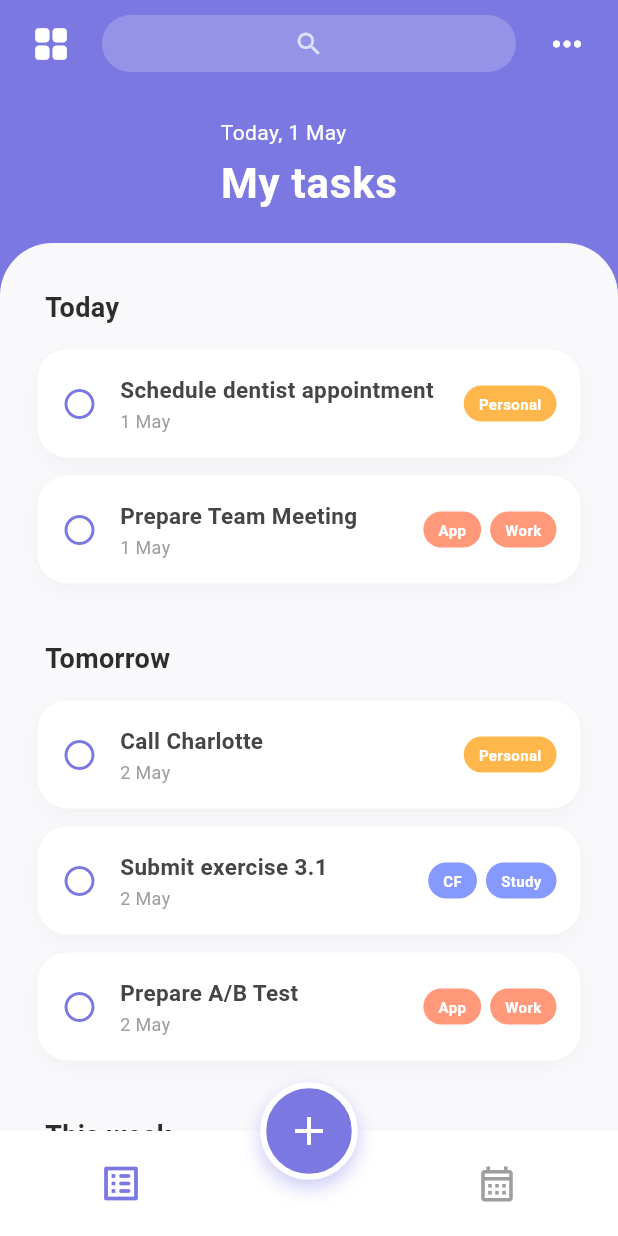
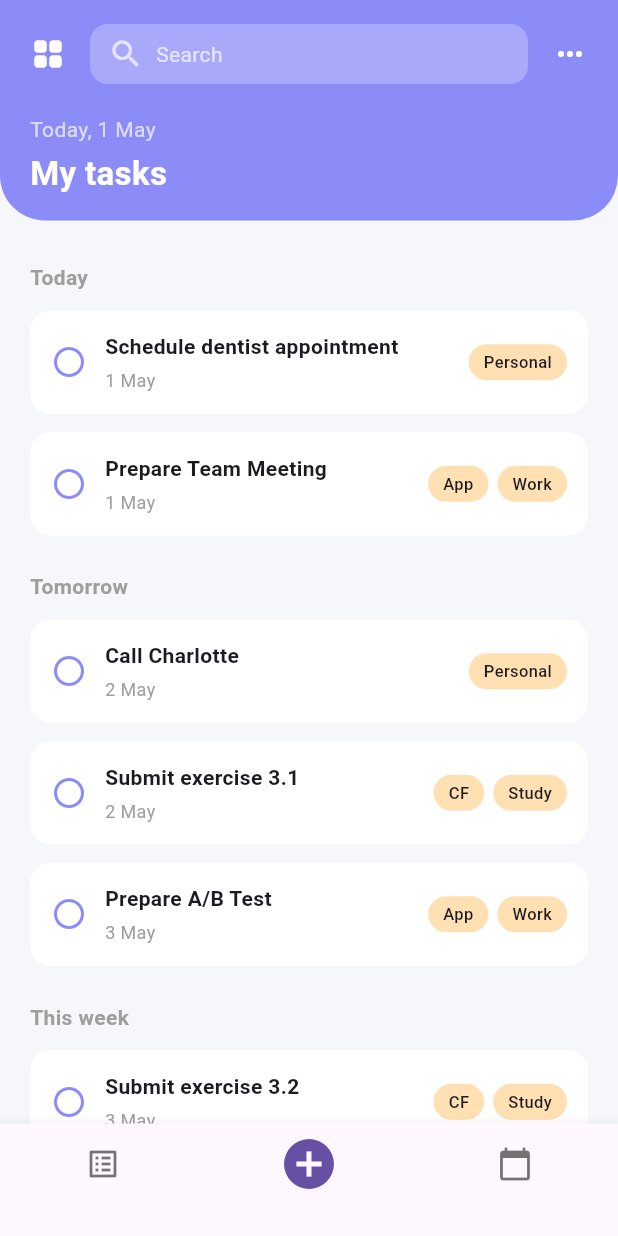
Before and after one commit to vickywagz/reminder-app, a Flutter app: the Dashboard screen opened by its route, on a phone screen of 412 x 824 dp. Run offline on Flutter 3.47's test engine with Material 3 defaults, Android fonts, the phone set to English and light mode, and no system bars; our stand-ins replace go_router.

Commit message:
working on dashboard

```diff
--- a/lib/dashboard.dart
+++ b/lib/dashboard.dart
@@ -6,274 +6,154 @@ class Dashboard extends StatelessWidget {
   @override
   Widget build(BuildContext context) {
     return Scaffold(
-      backgroundColor: const Color(0xFF7B78E1),
+      backgroundColor: const Color(0xFFF6F7FB),
       body: SafeArea(
-        bottom: false,
         child: Column(
           children: [
-            _buildTopBar(),
-            const SizedBox(height: 20),
-            _buildHeaderTitle(),
-            const SizedBox(height: 20),
-            Expanded(child: _buildTaskContainer()),
+            // Top Header
+            Container(
+              padding: const EdgeInsets.symmetric(horizontal: 20, vertical: 16),
+              decoration: const BoxDecoration(
+                color: Color(0xFF8B8CF8),
+                borderRadius: BorderRadius.only(
+                  bottomLeft: Radius.circular(30),
+                  bottomRight: Radius.circular(30),
+                ),
+              ),
+              child: Column(
+                children: [
+                  Row(
+                    mainAxisAlignment: MainAxisAlignment.spaceBetween,
+                    children: [
+                      const Icon(Icons.grid_view_rounded, color: Colors.white),
+                      Expanded(
+                        child: Container(
+                          margin: const EdgeInsets.symmetric(horizontal: 16),
+                          padding: const EdgeInsets.symmetric(horizontal: 12),
+                          height: 40,
+                          decoration: BoxDecoration(
+                            color: Colors.white.withOpacity(0.25),
+                            borderRadius: BorderRadius.circular(12),
+                          ),
+                          child: const Row(
+                            children: [
+                              Icon(Icons.search, color: Colors.white70),
+                              SizedBox(width: 8),
+                              Text(
+                                "Search",
+                                style: TextStyle(color: Colors.white70),
+                              ),
                             ],
                           ),
                         ),
-      bottomNavigationBar: _buildBottomNav(),
-      floatingActionButton: _buildFab(),
-      floatingActionButtonLocation: FloatingActionButtonLocation.centerDocked,
-    );
-  }
-
-  // --- Top Navigation Row (Grid, Search, More) ---
-  Widget _buildTopBar() {
-    return Padding(
-      padding: const EdgeInsets.symmetric(horizontal: 20, vertical: 10),
-      child: Row(
-        mainAxisAlignment: MainAxisAlignment.spaceBetween,
+                      ),
+                      const Icon(Icons.more_horiz, color: Colors.white),
+                    ],
+                  ),
+                  const SizedBox(height: 20),
+                  const Align(
+                    alignment: Alignment.centerLeft,
+                    child: Column(
+                      crossAxisAlignment: CrossAxisAlignment.start,
                       children: [
-          const Icon(Icons.grid_view_rounded, color: Colors.white, size: 28),
-          Expanded(
-            child: Container(
-              height: 38,
-              margin: const EdgeInsets.symmetric(horizontal: 20),
-              decoration: BoxDecoration(
-                color: Colors.white.withOpacity(0.2),
-                borderRadius: BorderRadius.circular(20),
+                        Text(
+                          "Today, 1 May",
+                          style: TextStyle(color: Colors.white70),
                         ),
-              child: const Icon(Icons.search, color: Colors.white70, size: 20),
+                        SizedBox(height: 4),
+                        Text(
+                          "My tasks",
+                          style: TextStyle(
+                            color: Colors.white,
+                            fontSize: 22,
+                            fontWeight: FontWeight.bold,
                           ),
                         ),
-          const Icon(Icons.more_horiz, color: Colors.white, size: 28),
+                      ],
+                    ),
+                  ),
+                ],
+              ),
+            ),
+
+            const SizedBox(height: 16),
+
+            // Task List
+            Expanded(
+              child: ListView(
+                padding: const EdgeInsets.symmetric(horizontal: 20),
+                children: [
+                  _sectionTitle("Today"),
+                  _taskItem("Schedule dentist appointment", "1 May", [
+                    "Personal",
+                  ]),
+                  _taskItem("Prepare Team Meeting", "1 May", ["App", "Work"]),
+
+                  _sectionTitle("Tomorrow"),
+                  _taskItem("Call Charlotte", "2 May", ["Personal"]),
+                  _taskItem("Submit exercise 3.1", "2 May", ["CF", "Study"]),
+                  _taskItem("Prepare A/B Test", "3 May", ["App", "Work"]),
+
+                  _sectionTitle("This week"),
+                  _taskItem("Submit exercise 3.2", "3 May", ["CF", "Study"]),
+                ],
+              ),
+            ),
+          ],
+        ),
+      ),
+
+      // Bottom Navigation
+      bottomNavigationBar: BottomNavigationBar(
+        currentIndex: 1,
+        items: const [
+          BottomNavigationBarItem(icon: Icon(Icons.list_alt), label: ""),
+          BottomNavigationBarItem(
+            icon: Icon(Icons.add_circle, size: 40),
+            label: "",
+          ),
+          BottomNavigationBarItem(icon: Icon(Icons.calendar_today), label: ""),
         ],
       ),
     );
   }
 
-  // --- "My Tasks" Header Section ---
-  Widget _buildHeaderTitle() {
+  // Section Title
+  Widget _sectionTitle(String title) {
     return Padding(
-      padding: const EdgeInsets.symmetric(horizontal: 25),
-      child: Column(
-        crossAxisAlignment: CrossAxisAlignment.start,
-        children: [
-          Text(
-            "Today, 1 May",
-            style: TextStyle(
-              color: Colors.white,
-              fontSize: 14,
-            ),
-          ),
-          const SizedBox(height: 4),
-          const Text(
-            "My tasks",
-            style: TextStyle(
-              color: Colors.white,
-              fontSize: 28,
-              fontWeight: FontWeight.bold,
-              letterSpacing: 0.5,
-            ),
-          ),
-        ],
+      padding: const EdgeInsets.symmetric(vertical: 12),
+      child: Text(
+        title,
+        style: const TextStyle(fontWeight: FontWeight.w600, color: Colors.grey),
       ),
     );
   }
 
-  // --- White Rounded Container for Tasks ---
-  Widget _buildTaskContainer() {
+  // Task Item
+  Widget _taskItem(String title, String date, List<String> tags) {
     return Container(
-      width: double.infinity,
-      decoration: const BoxDecoration(
-        color: Color(0xFFF9F9FB), // Slightly off-white background
-        borderRadius: BorderRadius.only(
-          topLeft: Radius.circular(35),
-          topRight: Radius.circular(35),
-        ),
-      ),
-      child: SingleChildScrollView(
-        padding: const EdgeInsets.fromLTRB(25, 30, 25, 100),
-        child: Column(
-          crossAxisAlignment: CrossAxisAlignment.start,
-          children: [
-            _sectionLabel("Today"),
-            const _TaskCard(
-              title: "Schedule dentist appointment",
-              date: "1 May",
-              tags: ["Personal"],
-              tagColor: Colors.orange,
-            ),
-            const _TaskCard(
-              title: "Prepare Team Meeting",
-              date: "1 May",
-              tags: ["App", "Work"],
-              tagColor: Colors.deepOrangeAccent,
-            ),
-
-            const SizedBox(height: 25),
-            _sectionLabel("Tomorrow"),
-            const _TaskCard(
-              title: "Call Charlotte",
-              date: "2 May",
-              tags: ["Personal"],
-              tagColor: Colors.orange,
-            ),
-            const _TaskCard(
-              title: "Submit exercise 3.1",
-              date: "2 May",
-              tags: ["CF", "Study"],
-              tagColor: Colors.indigoAccent,
-            ),
-            const _TaskCard(
-              title: "Prepare A/B Test",
-              date: "2 May",
-              tags: ["App", "Work"],
-              tagColor: Colors.deepOrangeAccent,
-            ),
-
-            const SizedBox(height: 25),
-            _sectionLabel("This week"),
-            const _TaskCard(
-              title: "Submit exercise 3.2",
-              date: "4 May",
-              tags: ["CF", "Study"],
-              tagColor: Colors.indigoAccent,
-            ),
-            const _TaskCard(
-              title: "Water plants 🌿",
-              date: "Every two days",
-              tags: ["Habit"],
-              tagColor: Colors.green,
-              isDimmed: true,
-            ),
-          ],
-        ),
-      ),
-    );
-  }
-
-  Widget _sectionLabel(String text) {
-    return Padding(
-      padding: const EdgeInsets.only(bottom: 15, left: 5),
-      child: Text(
-        text,
-        style: const TextStyle(
-          fontSize: 18,
-          fontWeight: FontWeight.bold,
-          color: Color(0xFF2D2D2D),
-        ),
-      ),
-    );
-  }
-
-  Widget _buildFab() {
-    return Container(
-      height: 65,
-      width: 65,
-      decoration: BoxDecoration(
-        color: const Color(0xFF7B78E1),
-        shape: BoxShape.circle,
-        border: Border.all(color: Colors.white, width: 4),
-        boxShadow: [
-          BoxShadow(
-            color: const Color(0xFF7B78E1).withOpacity(0.4),
-            blurRadius: 10,
-            offset: const Offset(0, 5),
-          ),
-        ],
-      ),
-      child: const Icon(Icons.add, color: Colors.white, size: 32),
-    );
-  }
-
-  Widget _buildBottomNav() {
-    return BottomAppBar(
-      height: 70,
-      notchMargin: 10,
-      color: Colors.white,
-      child: Row(
-        mainAxisAlignment: MainAxisAlignment.spaceAround,
-        children: [
-          IconButton(
-            icon: const Icon(
-              Icons.list_alt_rounded,
-              color: Color(0xFF7B78E1),
-              size: 30,
-            ),
-            onPressed: () {},
-          ),
-          const SizedBox(width: 40), // Space for FAB
-          IconButton(
-            icon: const Icon(
-              Icons.calendar_month_outlined,
-              color: Colors.grey,
-              size: 28,
-            ),
-            onPressed: () {},
-          ),
-        ],
-      ),
-    );
-  }
-}
-
-// --- Reusable Task Card Widget ---
-class _TaskCard extends StatelessWidget {
-  final String title;
-  final String date;
-  final List<String> tags;
-  final Color tagColor;
-  final bool isDimmed;
-
-  const _TaskCard({
-    required this.title,
-    required this.date,
-    required this.tags,
-    required this.tagColor,
-    this.isDimmed = false,
-  });
-
-  @override
-  Widget build(BuildContext context) {
-    return Opacity(
-      opacity: isDimmed ? 0.4 : 1.0,
-      child: Container(
       margin: const EdgeInsets.only(bottom: 12),
-        padding: const EdgeInsets.all(16),
+      padding: const EdgeInsets.all(14),
       decoration: BoxDecoration(
         color: Colors.white,
-          borderRadius: BorderRadius.circular(20),
-          boxShadow: [
-            BoxShadow(
-              color: Colors.black.withOpacity(0.03),
-              blurRadius: 10,
-              offset: const Offset(0, 4),
-            ),
-          ],
+        borderRadius: BorderRadius.circular(14),
       ),
       child: Row(
         children: [
-            Icon(
-              Icons.circle_outlined,
-              color: isDimmed ? Colors.grey : const Color(0xFF7B78E1),
-              size: 24,
-            ),
-            const SizedBox(width: 15),
+          const Icon(Icons.radio_button_unchecked, color: Color(0xFF8B8CF8)),
+          const SizedBox(width: 12),
           Expanded(
             child: Column(
               crossAxisAlignment: CrossAxisAlignment.start,
               children: [
                 Text(
                   title,
-                    style: const TextStyle(
-                      fontWeight: FontWeight.w600,
-                      fontSize: 15,
-                      color: Color(0xFF454545),
+                  style: const TextStyle(fontWeight: FontWeight.w600),
                 ),
-                  ),
-                  const SizedBox(height: 2),
+                const SizedBox(height: 4),
                 Text(
                   date,
-                    style: const TextStyle(color: Colors.grey, fontSize: 12),
+                  style: const TextStyle(fontSize: 12, color: Colors.grey),
                 ),
               ],
             ),
@@ -286,18 +166,17 @@ class _TaskCard extends StatelessWidget {
                         margin: const EdgeInsets.only(left: 6),
                         padding: const EdgeInsets.symmetric(
                           horizontal: 10,
-                            vertical: 5,
+                          vertical: 4,
                         ),
                         decoration: BoxDecoration(
-                            color: tagColor.withOpacity(0.7),
-                            borderRadius: BorderRadius.circular(12),
+                          color: const Color(0xFFFFE0B2),
+                          borderRadius: BorderRadius.circular(20),
                         ),
                         child: Text(
                           tag,
                           style: const TextStyle(
-                              color: Colors.white,
-                              fontSize: 10,
-                              fontWeight: FontWeight.bold,
+                            fontSize: 11,
+                            fontWeight: FontWeight.w500,
                           ),
                         ),
                       ),
@@ -306,7 +185,6 @@ class _TaskCard extends StatelessWidget {
           ),
         ],
       ),
-      ),
     );
   }
 }
```
Lines whose indentation alone changed are shown as unchanged.
